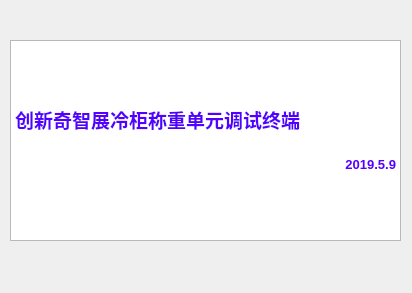
Above: iw_visual_terminal/dialog_about.ui from BobDeng1974/qt_iw_visual_terminal before the change. Below: the same form after it.
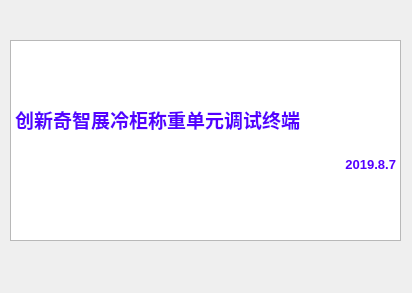
That is the form after the change.

Diff of the .ui file:
```diff
--- a/iw_visual_terminal/dialog_about.ui
+++ b/iw_visual_terminal/dialog_about.ui
@@ -32,7 +32,7 @@
 &lt;p style=&quot;-qt-paragraph-type:empty; margin-top:0px; margin-bottom:0px; margin-left:0px; margin-right:0px; -qt-block-indent:0; text-indent:0px; font-size:14pt; font-weight:600; color:#5500ff;&quot;&gt;&lt;br /&gt;&lt;/p&gt;
 &lt;p style=&quot; margin-top:0px; margin-bottom:0px; margin-left:0px; margin-right:0px; -qt-block-indent:0; text-indent:0px;&quot;&gt;&lt;span style=&quot; font-size:14pt; font-weight:600; color:#5500ff;&quot;&gt;创新奇智展冷柜称重单元调试终端&lt;/span&gt;&lt;/p&gt;
 &lt;p align=&quot;right&quot; style=&quot;-qt-paragraph-type:empty; margin-top:0px; margin-bottom:0px; margin-left:0px; margin-right:0px; -qt-block-indent:0; text-indent:0px; font-size:14pt; font-weight:600; color:#5500ff;&quot;&gt;&lt;br /&gt;&lt;/p&gt;
-&lt;p align=&quot;right&quot; style=&quot; margin-top:0px; margin-bottom:0px; margin-left:0px; margin-right:0px; -qt-block-indent:0; text-indent:0px;&quot;&gt;&lt;span style=&quot; font-size:10pt; font-weight:600; color:#5500ff;&quot;&gt;2019.5.9&lt;/span&gt;&lt;/p&gt;&lt;/body&gt;&lt;/html&gt;</string>
+&lt;p align=&quot;right&quot; style=&quot; margin-top:0px; margin-bottom:0px; margin-left:0px; margin-right:0px; -qt-block-indent:0; text-indent:0px;&quot;&gt;&lt;span style=&quot; font-size:10pt; font-weight:600; color:#5500ff;&quot;&gt;2019.8.7&lt;/span&gt;&lt;/p&gt;&lt;/body&gt;&lt;/html&gt;</string>
    </property>
   </widget>
  </widget>
```
